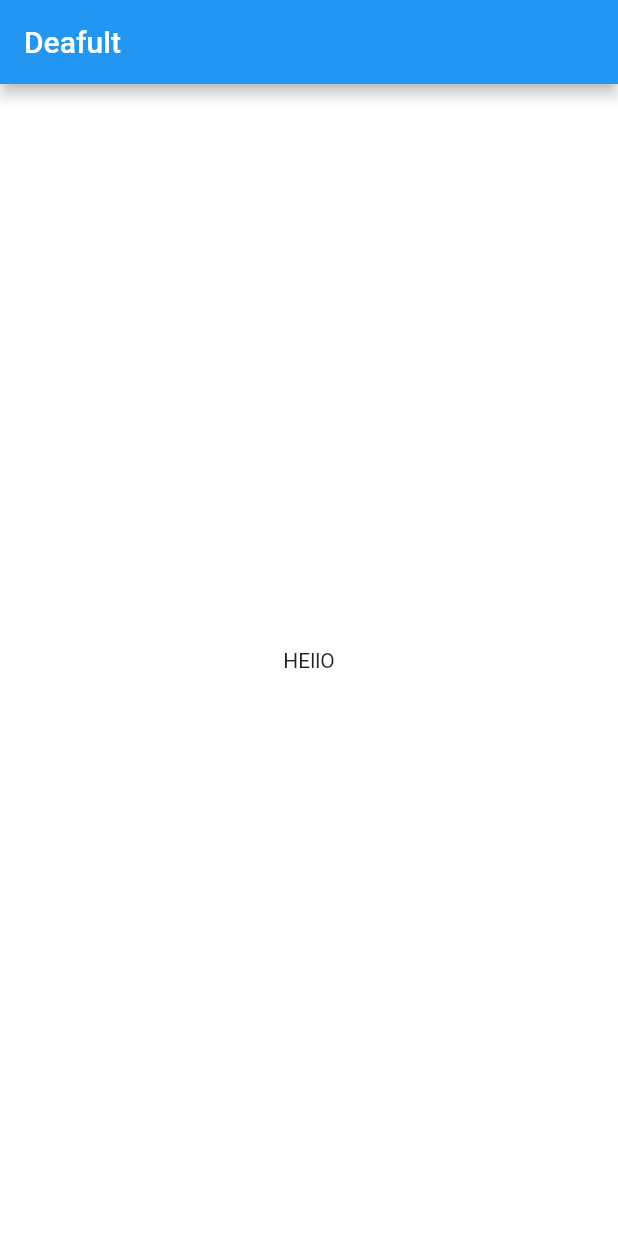
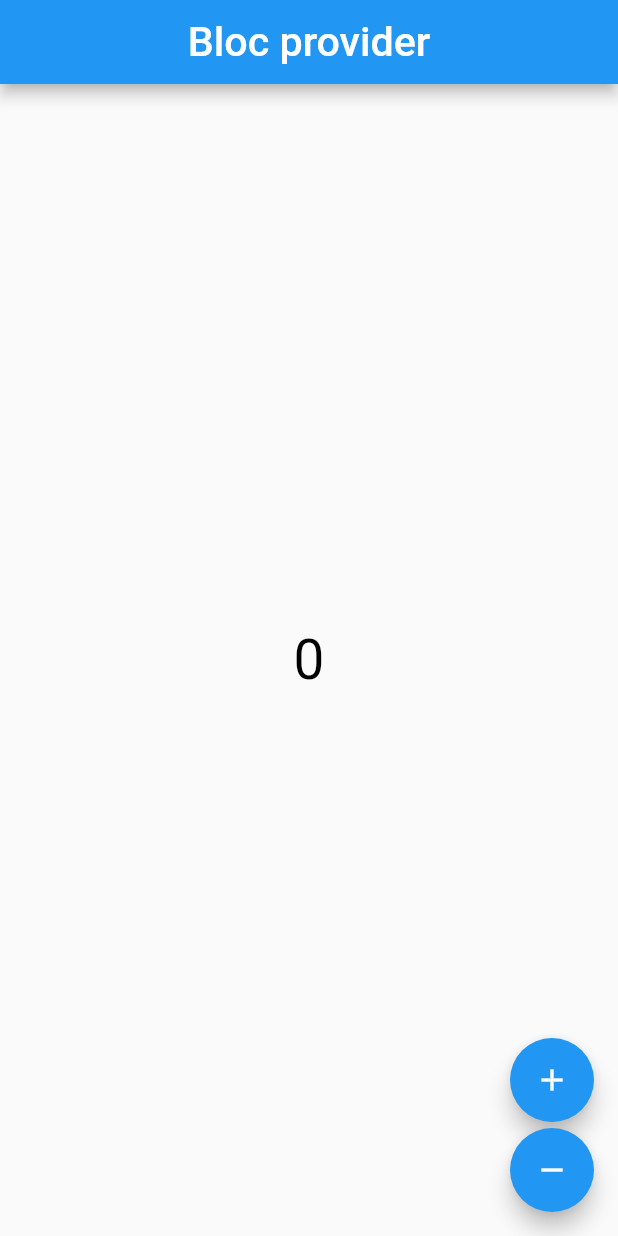
Before and after one commit to ShohjahonMurodov/default_homework_project, a Flutter app: the screen it shows after launch, on a phone screen of 412 x 824 dp. Run offline on Flutter 3.47's test engine with Material 3 defaults, Android fonts, the phone set to English and light mode, and no system bars; our stand-ins replace flutter_bloc, flutter_screenutil, shared_preferences.

Commit message:
Bloc zur ekan, chunki deganda setstate bulganda, build qaytadan chaqirilmas ekan :)

```diff
--- /dev/null
+++ b/lib/cubit/counter/counter_cubit.dart
@@ -0,0 +1,17 @@
+import 'package:flutter_bloc/flutter_bloc.dart';
+
+class CounterCubit extends Cubit<int> {
+  CounterCubit(int initialState) : super(initialState);
+
+  void increment() {
+    print(state);
+    emit(state + 1);
+    print(state);
+  }
+
+  void decrement() {
+    print(state);
+    emit(state - 1);
+    print(state);
+  }
+}
--- a/lib/main.dart
+++ b/lib/main.dart
@@ -1,5 +1,8 @@
 import 'package:flutter/material.dart';
+import 'package:flutter_bloc/flutter_bloc.dart';
 import 'package:flutter_screenutil/flutter_screenutil.dart';
+import 'package:homework/cubit/counter/counter_cubit.dart';
+import 'package:homework/screens/counter/counter_page.dart';
 
 import 'hello_screen.dart';
 
@@ -24,7 +27,10 @@ class _MyAppState extends State<MyApp> {
         return MaterialApp(
           debugShowCheckedModeBanner: false,
           theme: ThemeData(useMaterial3: false),
-          home: child,
+          home: BlocProvider(
+            create: (_) => CounterCubit(0),
+            child: const CounterPage(),
+          ),
         );
       },
       child: const HelloScreen(),
--- /dev/null
+++ b/lib/screens/counter/counter_page.dart
@@ -0,0 +1,59 @@
+import 'package:flutter/material.dart';
+import 'package:flutter_bloc/flutter_bloc.dart';
+import 'package:flutter_screenutil/flutter_screenutil.dart';
+import 'package:homework/cubit/counter/counter_cubit.dart';
+
+class CounterPage extends StatelessWidget {
+  const CounterPage({super.key});
+
+  @override
+  Widget build(BuildContext context) {
+    print("Nega build metodi chaqiriliyapti");
+    return Scaffold(
+      appBar: AppBar(
+        centerTitle: true,
+        title: Text(
+          "Bloc provider",
+          style: TextStyle(
+            color: Colors.white,
+            fontSize: 24.sp,
+            fontWeight: FontWeight.w500,
+          ),
+        ),
+      ),
+      body: BlocBuilder<CounterCubit, int>(
+        builder: (context, count) {
+          return Center(
+            child: Text(
+              count.toString(),
+              style: TextStyle(
+                color: Colors.black,
+                fontSize: 32.sp,
+                fontWeight: FontWeight.w400,
+              ),
+            ),
+          );
+        },
+      ),
+      floatingActionButton: Column(
+        crossAxisAlignment: CrossAxisAlignment.end,
+        mainAxisAlignment: MainAxisAlignment.end,
+        children: <Widget>[
+          FloatingActionButton(
+            child: const Icon(Icons.add),
+            onPressed: () {
+              context.read<CounterCubit>().increment();
+            },
+          ),
+          const SizedBox(height: 4),
+          FloatingActionButton(
+            child: const Icon(Icons.remove),
+            onPressed: () {
+              context.read<CounterCubit>().decrement();
+            },
+          ),
+        ],
+      ),
+    );
+  }
+}
--- a/pubspec.yaml
+++ b/pubspec.yaml
@@ -38,6 +38,7 @@ dependencies:
   flutter_screenutil: ^5.9.0
   flutter_svg: ^2.0.10+1
   shared_preferences: ^2.2.2
+  flutter_bloc: ^8.1.5
 
 dev_dependencies:
   flutter_test:
```
Also changed, not shown: pubspec.lock.
